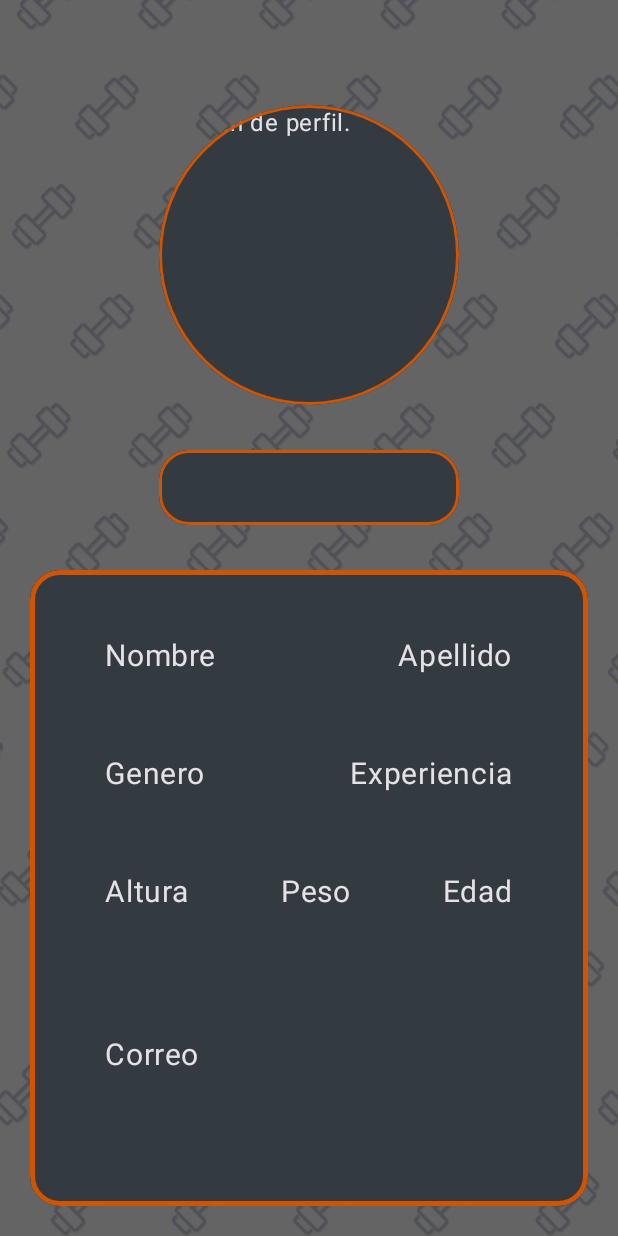
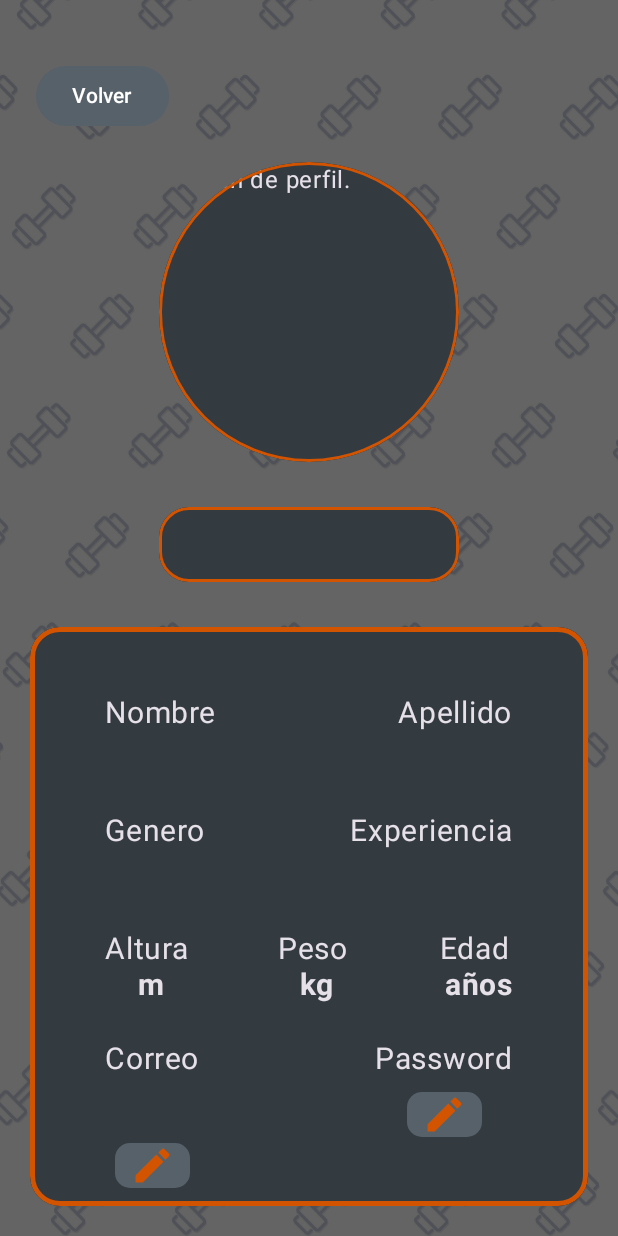
Before and after one commit to LunaFernando791/TrakingFitnessApp, an Android app built with Jetpack Compose: the ProfileScreen screen opened through its navigation route, on a phone screen of 412 x 824 dp. Run offline under Robolectric (Android 15) with nearby library versions, the phone set to English and light mode, and no system bars.

Commit message:
App v1.0.3 Avances: Actualización de correo y eliminacion de cuenta

```diff
--- a/app/src/main/java/com/example/trackingfitness/conection/UserService.kt
+++ b/app/src/main/java/com/example/trackingfitness/conection/UserService.kt
@@ -2,8 +2,10 @@ package com.example.trackingfitness.conection
 
 import retrofit2.Response
 import retrofit2.http.Body
+import retrofit2.http.DELETE
 import retrofit2.http.Header
 import retrofit2.http.POST
+import retrofit2.http.PUT
 
 // Clases para manejar las respuestas y las solicitudes de la API.
 data class User(
@@ -56,6 +58,13 @@ data class ResetPasswordResponse(
     val message: String
 )
 
+data class UpdateEmailRequest(
+    val email: String
+)
+data class UpdateEmailResponse(
+    val message: String
+)
+
 interface UserService { // Interfaz para definir las operaciones del servicio.
 
     @POST("/api/register")
@@ -64,11 +73,22 @@ interface UserService { // Interfaz para definir las operaciones del servicio.
     @POST("/api/login")
     suspend fun loginUser(@Body loginRequestUser: LoginRequestUser): Response<LoginResponseUser>
     // Ruta para iniciar sesión.
+
     @POST("/api/logout")
     suspend fun logout(
         @Header("Authorization") token: String
     ): Response<Unit>
     // Ruta para cerrar sesión.
+    @DELETE("/api/account-settings")
+    suspend fun deleteAccount(
+        @Header("Authorization") token: String
+    ): Response<Unit>
+    @PUT("/api/account-settings/email")
+    suspend fun updateEmail(
+        @Header("Authorization") token: String,
+        @Body updateEmailRequest: UpdateEmailRequest
+    ): Response<UpdateEmailResponse>
+
 
     @POST("/api/auth/forget-password")
     suspend fun forgotPassword(@Body forgotPasswordRequest: ForgotPasswordRequest): Response<ForgotPasswordResponse>
--- a/app/src/main/java/com/example/trackingfitness/navigation/AppNavigation.kt
+++ b/app/src/main/java/com/example/trackingfitness/navigation/AppNavigation.kt
@@ -7,6 +7,7 @@ import androidx.navigation.compose.NavHost
 import androidx.navigation.compose.composable
 import androidx.navigation.compose.rememberNavController
 import com.example.trackingfitness.screens.ChangePassScreen
+import com.example.trackingfitness.screens.EditEmailScreen
 import com.example.trackingfitness.screens.LoginScreen
 import com.example.trackingfitness.screens.OTPScreen
 import com.example.trackingfitness.screens.PrincipalScreen
@@ -100,5 +101,17 @@ fun AppNavigation(){
         composable(AppScreens.ExerciseCameraScreen.route) {
 
         }
+        composable(AppScreens.EditEmailScreen.route) {
+            EditEmailScreen(
+                navController = navController,
+                userSession = userSessionManager
+            )
+        }
+        composable(AppScreens.EditPasswordScreen.route) {
+            /*EditPasswordScreen(
+                navController = navController,
+                userSessionManager = userSessionManager
+            )*/
+        }
     }
 }
--- a/app/src/main/java/com/example/trackingfitness/navigation/AppScreens.kt
+++ b/app/src/main/java/com/example/trackingfitness/navigation/AppScreens.kt
@@ -14,5 +14,7 @@ sealed class AppScreens(val route: String) {
     data object ChangePassScreen : AppScreens("changePassScreen")
     data object ProfileScreen : AppScreens("profileScreen")
     data object ExerciseCameraScreen : AppScreens("exerciseCameraScreen")
+    data object EditPasswordScreen : AppScreens("editPasswordScreen")
+    data object EditEmailScreen : AppScreens("editEmailScreen")
 
 }
--- /dev/null
+++ b/app/src/main/java/com/example/trackingfitness/screens/EditPassScreen.kt
@@ -0,0 +1 @@
+package com.example.trackingfitness.screens
--- a/app/src/main/java/com/example/trackingfitness/screens/ProfileScreen.kt
+++ b/app/src/main/java/com/example/trackingfitness/screens/ProfileScreen.kt
@@ -3,6 +3,7 @@ package com.example.trackingfitness.screens
 import androidx.compose.foundation.Image
 import androidx.compose.foundation.background
 import androidx.compose.foundation.border
+import androidx.compose.foundation.clickable
 import androidx.compose.foundation.layout.Arrangement
 import androidx.compose.foundation.layout.Box
 import androidx.compose.foundation.layout.Column
@@ -14,9 +15,13 @@ import androidx.compose.foundation.layout.height
 import androidx.compose.foundation.layout.padding
 import androidx.compose.foundation.layout.width
 import androidx.compose.foundation.layout.wrapContentSize
+import androidx.compose.foundation.lazy.LazyColumn
 import androidx.compose.foundation.shape.RoundedCornerShape
+import androidx.compose.material.icons.Icons
+import androidx.compose.material.icons.filled.Edit
 import androidx.compose.material3.Button
 import androidx.compose.material3.ButtonDefaults
+import androidx.compose.material3.Icon
 import androidx.compose.material3.Text
 import androidx.compose.material3.MaterialTheme
 import androidx.compose.material3.Surface
@@ -29,7 +34,6 @@ import androidx.compose.ui.layout.ContentScale
 import androidx.compose.ui.res.painterResource
 import androidx.compose.ui.text.font.FontWeight
 import androidx.compose.ui.text.style.TextAlign
-import androidx.compose.ui.tooling.preview.Preview
 import androidx.compose.ui.unit.dp
 import androidx.compose.ui.unit.sp
 import androidx.navigation.NavController
@@ -43,7 +47,8 @@ fun ProfileScreen(
     userSession: UserSessionManager
 ){
     Surface (
-        modifier = Modifier.fillMaxSize(),
+        modifier = Modifier.fillMaxSize()
+            .background(MaterialTheme.colorScheme.background),
     ){
         Image(
             painter = painterResource(if (darkTheme.value) R.drawable.fondodark else R.drawable.fondoblanco2),
@@ -69,7 +74,21 @@ fun BodyContentProfile(
             .padding(20.dp),
         horizontalAlignment = Alignment.CenterHorizontally
     ){
-        Spacer(modifier = Modifier.height(50.dp))
+        Spacer(modifier = Modifier.height(20.dp))
+        Button(
+            modifier = Modifier
+                .padding(end = 275.dp),
+            onClick = {
+                navController.navigate("homeScreen")
+            },
+            colors = ButtonDefaults.buttonColors(
+                containerColor = MaterialTheme.colorScheme.secondary,
+                contentColor = MaterialTheme.colorScheme.primary
+            )
+        ) {
+            Text(text = "Volver")
+        }
+        Spacer(modifier = Modifier.height(20.dp))
         Box(
             modifier = Modifier
                 .clip(RoundedCornerShape(200.dp))
@@ -81,7 +100,6 @@ fun BodyContentProfile(
                 .width(200.dp)
                 .height(200.dp)
                 .background(MaterialTheme.colorScheme.background)
-
         ){
             Text(text = "Imagen de perfil.")
         }
@@ -105,19 +123,20 @@ fun BodyContentProfile(
             textAlign = TextAlign.Center,
         )
         Spacer(modifier = Modifier.height(30.dp))
-        Column(
+        LazyColumn(
             horizontalAlignment = Alignment.CenterHorizontally,
             modifier = Modifier
+                .fillMaxSize()
                 .clip(RoundedCornerShape(20.dp))
                 .border(
                     3.dp,
                     color = MaterialTheme.colorScheme.tertiary,
                     RoundedCornerShape(20.dp)
                 )
-                .fillMaxSize()
                 .background(MaterialTheme.colorScheme.background)
 
         ){
+            item {
                 Spacer(modifier = Modifier.height(30.dp))
                 DynamicInfoRow(
                     items = listOf(
@@ -138,19 +157,71 @@ fun BodyContentProfile(
                         "Edad" to userSessionManager.getUserSession().age
                     )
                 )
-            Spacer(modifier = Modifier.height(30.dp))
-            DynamicInfoRow(
-                items = listOf(
-                    "Correo" to userSessionManager.getUserSession().email
-                )
-            )
-            Row(
+                Row (
                     modifier = Modifier
-                    .padding(20.dp)
+                        .padding(horizontal = 50.dp)
                         .fillMaxWidth()
                         .background(MaterialTheme.colorScheme.background),
                     horizontalArrangement = Arrangement.SpaceBetween
                 ){
+                    Column(
+                        horizontalAlignment = Alignment.CenterHorizontally
+                    ) {
+                        Text(
+                            text = "Correo",
+                            fontSize = 20.sp,
+                            modifier = Modifier.padding(top = 10.dp)
+                        )
+                        Text(
+                            text = userSessionManager.getUserSession().email,
+                            fontWeight = FontWeight.Bold,
+                            fontSize = 15.sp,
+                            modifier = Modifier.padding(top = 10.dp)
+                        )
+                        Icon(
+                            imageVector = Icons.Default.Edit,
+                            contentDescription = "Editar",
+                            tint = MaterialTheme.colorScheme.tertiary,
+                            modifier = Modifier.padding(top = 10.dp)
+                                .width(50.dp)
+                                .height(30.dp)
+                                .clip(RoundedCornerShape(10.dp))
+                                .background(MaterialTheme.colorScheme.secondary)
+                                .clickable {
+                                    navController.navigate("editEmailScreen")
+                                }
+                        )
+                    }
+                    Column(
+                        horizontalAlignment = Alignment.CenterHorizontally
+                    ) {
+                        Text(
+                            text = "Password",
+                            fontSize = 20.sp,
+                            modifier = Modifier.padding(top = 10.dp)
+                        )
+                        Icon(
+                            imageVector = Icons.Default.Edit,
+                            contentDescription = "Editar",
+                            tint = MaterialTheme.colorScheme.tertiary,
+                            modifier = Modifier.padding(top = 10.dp)
+                                .width(50.dp)
+                                .height(30.dp)
+                                .clip(RoundedCornerShape(10.dp))
+                                .background(MaterialTheme.colorScheme.secondary)
+                                .clickable {
+                                    navController.navigate("editPasswordScreen")
+                                }
+                        )
+                    }
+                }
+                Row(
+                    modifier = Modifier
+                        .fillMaxWidth()
+                        .padding(top = 20.dp)
+                        .background(MaterialTheme.colorScheme.background),
+                    horizontalArrangement = Arrangement.Center
+                ) {
                     Button(
                         modifier = Modifier
                             .padding(10.dp),
@@ -159,23 +230,18 @@ fun BodyContentProfile(
                         },
                         colors = ButtonDefaults.buttonColors(
                             containerColor = MaterialTheme.colorScheme.secondary,
-                        contentColor = MaterialTheme.colorScheme.primary
-                    )) {
+                            contentColor = if (darkTheme.value) Color.White else Color.Black
+                        )
+                    ) {
                         Text(text = "Editar Perfil")
                     }
-                Button(
+                }
+                Row(
                     modifier = Modifier
-                        .padding(10.dp),
-                    onClick = {
-                        navController.navigate("homeScreen")
-                    },
-                    colors = ButtonDefaults.buttonColors(
-                        containerColor = MaterialTheme.colorScheme.secondary,
-                        contentColor = MaterialTheme.colorScheme.primary
-                    )) {
-                    Text(text = "Volver")
-                }
-            }
+                        .padding(horizontal = 40.dp)
+                        .fillMaxWidth(),
+                    horizontalArrangement = Arrangement.SpaceBetween
+                ){
                     Button(
                         modifier = Modifier
                             .padding(10.dp),
@@ -185,9 +251,26 @@ fun BodyContentProfile(
                         },
                         colors = ButtonDefaults.buttonColors(
                             containerColor = Color.Red,
-                    contentColor = MaterialTheme.colorScheme.primary
-                )) {
+                            contentColor = if (darkTheme.value) Color.White else Color.Black
+                        )
+                    ) {
                         Text(text = "Cerrar sesión")
+                    }
+                    Button(
+                        modifier = Modifier
+                            .padding(10.dp),
+                        onClick = {
+                            userSessionManager.deleteUserAccount()
+                            navController.navigate("startScreen")
+                        },
+                        colors = ButtonDefaults.buttonColors(
+                            containerColor = Color.Red,
+                            contentColor = if (darkTheme.value) Color.White else Color.Black
+                        )
+                    ) {
+                        Text(text = "Eliminar cuenta")
+                    }
+                }
             }
         }
     }
@@ -202,8 +285,7 @@ fun DynamicInfoRow(
     Row(
         modifier = modifier
             .fillMaxWidth()
-            .padding(horizontal = 50.dp, vertical = 15.dp)
-            .background(MaterialTheme.colorScheme.background),
+            .padding(horizontal = 50.dp, vertical = 15.dp),
         horizontalArrangement = Arrangement.SpaceBetween,
         verticalAlignment = Alignment.CenterVertically
     ) {
@@ -211,11 +293,45 @@ fun DynamicInfoRow(
             Column(
                 horizontalAlignment = Alignment.CenterHorizontally
             ) {
+                val valueModifier: String
+                when (label) {
+                    "Altura" -> {
+                        valueModifier = "$value m"
+                    }
+
+                    "Peso" -> {
+                        valueModifier = "$value kg"
+                    }
+
+                    "Edad" -> {
+                        valueModifier = "$value años"
+                    }
+
+                    "Genero" -> {
+                        valueModifier = when (value) {
+                            "1" -> "Masculino"
+                            "2" -> "Femenino"
+                            "3" -> "Otro"
+                            else -> ""
+                        }
+                    }
+                    "Experiencia" -> {
+                        valueModifier = when (value) {
+                            "1" -> "Principiante"
+                            "2" -> "Intermedio"
+                            "3" -> "Avanzado"
+                            else -> ""
+                        }
+                    }
+                    else ->{
+                        valueModifier = value
+                    }
+                }
                 Text(text = label, fontSize = 20.sp)
                 Text(
-                    text = value,
+                    text = valueModifier,
                     fontWeight = FontWeight.Bold,
-                    fontSize = 20.sp,
+                    fontSize = 20.sp
                 )
             }
         }
```
Also changed, not shown: app/src/main/java/com/example/trackingfitness/screens/EditEmailScreen.kt (added, +76 -0 lines), app/src/main/java/com/example/trackingfitness/viewModel/UserSessionManager.kt (+76 -0 lines), 141 other files. Lines whose indentation alone changed are shown as unchanged.
